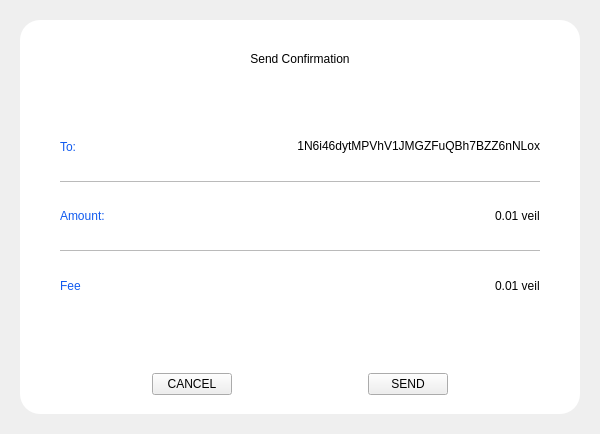
Qt form src/qt/veil/forms/sendconfirmation.ui (Veil-Project/veil) before a commit.
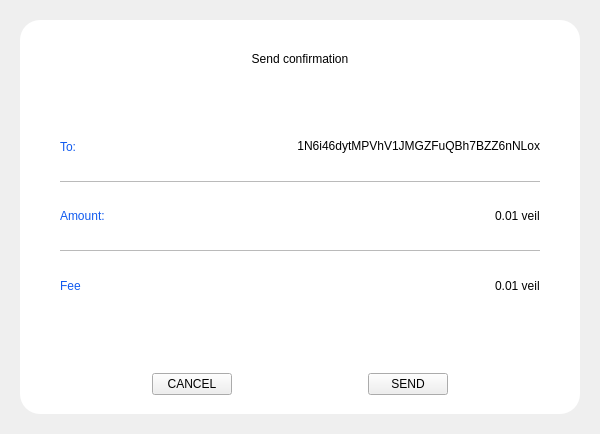
The same form after that commit.

```diff
--- a/src/qt/veil/forms/sendconfirmation.ui
+++ b/src/qt/veil/forms/sendconfirmation.ui
@@ -61,7 +61,7 @@
          <string notr="true"/>
         </property>
         <property name="text">
-         <string>Send Confirmation</string>
+         <string>Send confirmation</string>
         </property>
         <property name="alignment">
          <set>Qt::AlignCenter</set>
```
